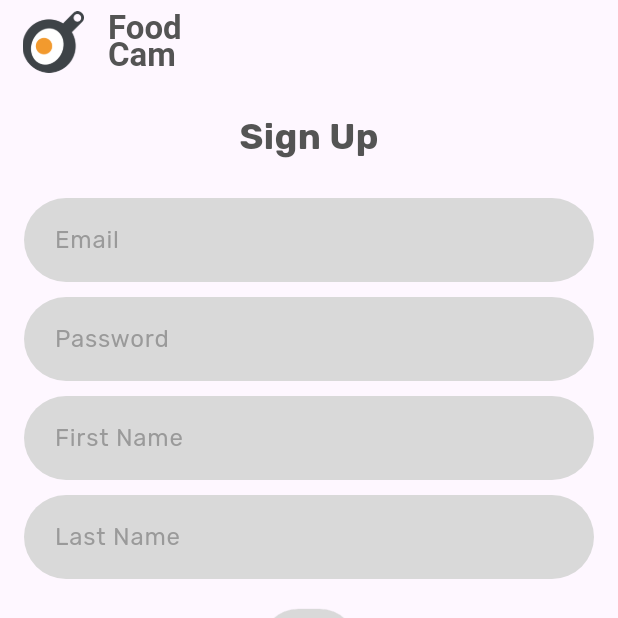
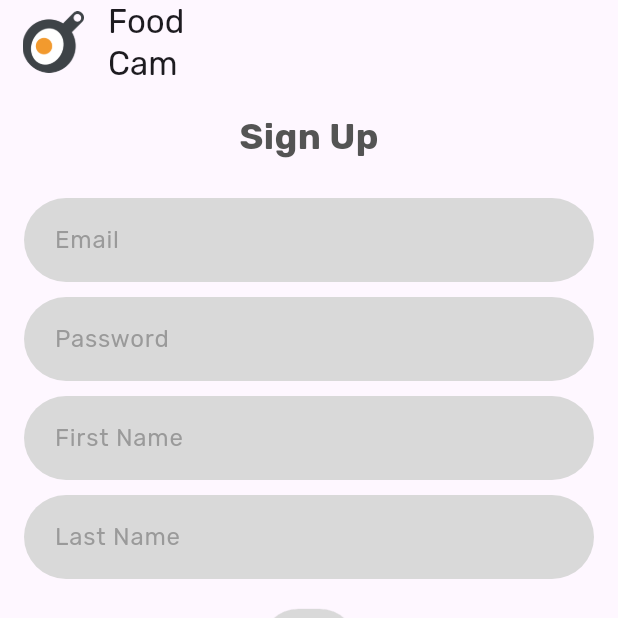
Before and after one commit to whelentyn/chs_sma, a Flutter app: the screen it shows after launch, after a tap on the "done" icon, after a tap on "Don't have an account? Sign up", on a phone screen of 412 x 824 dp, the top half of it. Run offline on Flutter 3.47's test engine with Material 3 defaults, Android fonts, the phone set to English and light mode, and no system bars; our stand-ins replace camera, cloud_firestore, firebase_auth, firebase_core, google_fonts; missing offline and left inert: flutter_tflite; accounts and stored records are empty; project files that could hold a hidden picture were left out.

Commit message:
flutter clean runned

```diff
--- a/lib/auth/login_screen.dart
+++ b/lib/auth/login_screen.dart
@@ -1,14 +1,12 @@
-import 'package:cloud_firestore/cloud_firestore.dart';
-import 'package:cooking_app/auth/signup_screen.dart';
+import 'package:flutter/material.dart';
 import 'package:firebase_auth/firebase_auth.dart';
-import 'package:flutter/material.dart';
 import 'package:google_fonts/google_fonts.dart';
-
+import '../main_user/main_page.dart';
+import 'signup_screen.dart';
 import 'forgot_password.dart';
-import '../main_user/main_page.dart';
 
 class LoginScreen extends StatefulWidget {
-  const LoginScreen({super.key});
+  const LoginScreen({Key? key}) : super(key: key);
 
   @override
   State<LoginScreen> createState() => _LoginScreenState();
@@ -59,12 +57,13 @@ class _LoginScreenState extends State<LoginScreen> {
     return Scaffold(
       appBar: AppBar(
         title: Text(
-          "Food\nCam", style: GoogleFonts.lexendMega(
+          "Food\nCam",
+          style: GoogleFonts.lexendMega(
               fontWeight: FontWeight.bold,
               fontSize: 22.0,
               height: 0.8,
-            color: Color(0xFF545454)
-        ),),
+              color: Color(0xFF545454)),
+        ),
         leading: Padding(
           padding: EdgeInsets.only(left: 15.0),
           child: Image.asset(
@@ -74,7 +73,8 @@ class _LoginScreenState extends State<LoginScreen> {
           ),
         ),
       ),
-      body: Column(
+      body: SingleChildScrollView(
+        child: Column(
           children: [
             Container(
               padding: const EdgeInsets.all(8.0),
@@ -105,9 +105,13 @@ class _LoginScreenState extends State<LoginScreen> {
                         controller: _emailController,
                         keyboardType: TextInputType.emailAddress,
                         decoration: InputDecoration(
-                        hintStyle: const TextStyle(color: Color(0XAA7A7A7A)),
+                          hintStyle:
+                          const TextStyle(color: Color(0XAA7A7A7A)),
                           hintText: " Email",
-                        border: OutlineInputBorder(borderSide: BorderSide.none, borderRadius: BorderRadius.circular(30),),
+                          border: OutlineInputBorder(
+                            borderSide: BorderSide.none,
+                            borderRadius: BorderRadius.circular(30),
+                          ),
                           filled: true,
                           fillColor: Color(0xAAD9D9D9),
                         ),
@@ -128,9 +132,13 @@ class _LoginScreenState extends State<LoginScreen> {
                         controller: _passController,
                         obscureText: true,
                         decoration: InputDecoration(
-                        hintStyle: const TextStyle(color: Color(0XAA7A7A7A)),
+                          hintStyle:
+                          const TextStyle(color: Color(0XAA7A7A7A)),
                           hintText: " Password",
-                        border: OutlineInputBorder(borderSide: BorderSide.none, borderRadius: BorderRadius.circular(30),),
+                          border: OutlineInputBorder(
+                            borderSide: BorderSide.none,
+                            borderRadius: BorderRadius.circular(30),
+                          ),
                           filled: true,
                           fillColor: Color(0xAAD9D9D9),
                         ),
@@ -168,17 +176,19 @@ class _LoginScreenState extends State<LoginScreen> {
                       ),
                       const SizedBox(height: 15),
                       TextButton(
-                      onPressed: () =>
-                          Navigator.of(context).push(MaterialPageRoute(
+                        onPressed: () => Navigator.of(context).push(
+                            MaterialPageRoute(
                                 builder: (context) => const SignUpScreen())),
-                      child: const Text("Don't have an account? Sign up", style: TextStyle(color: Color(0xFF545454))),
+                        child: const Text("Don't have an account? Sign up",
+                            style: TextStyle(color: Color(0xFF545454))),
                       ),
                       TextButton(
                         onPressed: () => Navigator.of(context).push(
                             MaterialPageRoute(
                                 builder: (context) =>
                                 const ForgotPasswordScreen())),
-                      child: const Text("Forgot Password?", style: TextStyle(color: Color(0xFF545454))),
+                        child: const Text("Forgot Password?",
+                            style: TextStyle(color: Color(0xFF545454))),
                       ),
                     ],
                   ),
@@ -187,6 +197,7 @@ class _LoginScreenState extends State<LoginScreen> {
             ),
           ],
         ),
+      ),
     );
   }
 }
--- a/lib/auth/signup_screen.dart
+++ b/lib/auth/signup_screen.dart
@@ -1,12 +1,9 @@
-import 'package:cloud_firestore/cloud_firestore.dart';
+import 'package:flutter/material.dart';
 import 'package:firebase_auth/firebase_auth.dart';
-import 'package:flutter/material.dart';
-import 'package:google_fonts/google_fonts.dart';
-
 import 'login_screen.dart';
 
 class SignUpScreen extends StatefulWidget {
-  const SignUpScreen({super.key});
+  const SignUpScreen({Key? key});
 
   @override
   State<SignUpScreen> createState() => _SignUpScreenState();
@@ -14,7 +11,6 @@ class SignUpScreen extends StatefulWidget {
 
 class _SignUpScreenState extends State<SignUpScreen> {
   final FirebaseAuth _auth = FirebaseAuth.instance;
-  final FirebaseFirestore _firestore = FirebaseFirestore.instance;
 
   final GlobalKey<FormState> _formKey = GlobalKey<FormState>();
 
@@ -27,6 +23,7 @@ class _SignUpScreenState extends State<SignUpScreen> {
   String _password = "";
   String _firstName = "";
   String _lastName = "";
+
   void displayMessage(String message, {bool isError = false}) {
     final snackBar = SnackBar(
       content: Text(message),
@@ -39,21 +36,15 @@ class _SignUpScreenState extends State<SignUpScreen> {
     if (!_formKey.currentState!.validate()) return;
 
     try {
-      UserCredential userCredential = await _auth.createUserWithEmailAndPassword(email: _email, password: _password);
+      UserCredential userCredential = await _auth.createUserWithEmailAndPassword(
+          email: _email, password: _password);
       print("User successfully registered! ${userCredential.user!.email}");
-
-      await _firestore.collection('Users').doc(userCredential.user!.uid).set({
-        'firstName': _firstName,
-        'lastName': _lastName,
-        'email': _email,
-      });
 
       displayMessage("User successfully registered! Redirecting...");
       Future.delayed(const Duration(seconds: 3), () {
         Navigator.of(context).pushReplacement(MaterialPageRoute(builder: (context) => const LoginScreen()));
       });
-
-    } catch(e) {
+    } catch (e) {
       print("Error during registration: $e");
       displayMessage("Error during registration: $e", isError: true);
     } finally {
@@ -75,34 +66,24 @@ class _SignUpScreenState extends State<SignUpScreen> {
   Widget build(BuildContext context) {
     return Scaffold(
       appBar: AppBar(
-        title: Text(
-          "Food\nCam", style: GoogleFonts.lexendMega(
-            fontWeight: FontWeight.bold,
-            fontSize: 22.0,
-            height: 0.8,
-            color: Color(0xFF545454)
-        ),),
+        title: const Text("Food\nCam"),
         leading: Padding(
-            padding: EdgeInsets.only(left: 15.0), // Adjust the value as needed
-            child: Image.asset(
-              'assets/logoFoodCam.png', // Replace with the path to your custom icon
-              width: 50, // Adjust the width as needed
-              height: 50, // Adjust the height as needed
-            )
+          padding: const EdgeInsets.only(left: 15.0),
+          child: Image.asset(
+            'assets/logoFoodCam.png',
+            width: 50,
+            height: 50,
+          ),
         ),
       ),
-      body: Column(
+      body: SingleChildScrollView(
+        child: Column(
           children: [
             Container(
               padding: const EdgeInsets.all(8.0),
               alignment: Alignment.center,
               child: const Column(
                 children: [
-                  /*Icon(
-                  Icons.egg_alt, // Choose a food-related icon
-                  size: 50,
-                  color: Colors.yellow,
-                ),*/
                   SizedBox(height: 10),
                   Text(
                     "Sign Up",
@@ -129,17 +110,20 @@ class _SignUpScreenState extends State<SignUpScreen> {
                         decoration: InputDecoration(
                           hintStyle: const TextStyle(color: Color(0XAA7A7A7A)),
                           hintText: " Email",
-                          border: OutlineInputBorder(borderSide: BorderSide.none, borderRadius: BorderRadius.circular(30),),
-                          filled: true,  // Set to true to enable background color
+                          border: OutlineInputBorder(
+                            borderSide: BorderSide.none,
+                            borderRadius: BorderRadius.circular(30),
+                          ),
+                          filled: true,
                           fillColor: Color(0xFFD9D9D9),
                         ),
-                        validator: (value){
-                          if(value == null || value.isEmpty) {
+                        validator: (value) {
+                          if (value == null || value.isEmpty) {
                             return "Please enter your email address!";
                           }
                           return null;
                         },
-                        onChanged: (value){
+                        onChanged: (value) {
                           setState(() {
                             _email = value;
                           });
@@ -152,17 +136,20 @@ class _SignUpScreenState extends State<SignUpScreen> {
                         decoration: InputDecoration(
                           hintStyle: const TextStyle(color: Color(0XAA7A7A7A)),
                           hintText: " Password",
-                          border: OutlineInputBorder(borderSide: BorderSide.none, borderRadius: BorderRadius.circular(30),),
-                          filled: true,  // Set to true to enable background color
+                          border: OutlineInputBorder(
+                            borderSide: BorderSide.none,
+                            borderRadius: BorderRadius.circular(30),
+                          ),
+                          filled: true,
                           fillColor: Color(0xFFD9D9D9),
                         ),
-                        validator: (value){
-                          if(value == null || value.isEmpty) {
+                        validator: (value) {
+                          if (value == null || value.isEmpty) {
                             return "Please enter your password!";
                           }
                           return null;
                         },
-                        onChanged: (value){
+                        onChanged: (value) {
                           setState(() {
                             _password = value;
                           });
@@ -175,17 +162,20 @@ class _SignUpScreenState extends State<SignUpScreen> {
                         decoration: InputDecoration(
                           hintStyle: const TextStyle(color: Color(0XAA7A7A7A)),
                           hintText: " First Name",
-                          border: OutlineInputBorder(borderSide: BorderSide.none, borderRadius: BorderRadius.circular(30),),
-                          filled: true,  // Set to true to enable background color
+                          border: OutlineInputBorder(
+                            borderSide: BorderSide.none,
+                            borderRadius: BorderRadius.circular(30),
+                          ),
+                          filled: true,
                           fillColor: Color(0xFFD9D9D9),
                         ),
-                        validator: (value){
-                          if(value == null || value.isEmpty) {
+                        validator: (value) {
+                          if (value == null || value.isEmpty) {
                             return "Please enter your first name!";
                           }
                           return null;
                         },
-                        onChanged: (value){
+                        onChanged: (value) {
                           setState(() {
                             _firstName = value;
                           });
@@ -198,17 +188,20 @@ class _SignUpScreenState extends State<SignUpScreen> {
                         decoration: InputDecoration(
                           hintStyle: const TextStyle(color: Color(0XAA7A7A7A)),
                           hintText: " Last Name",
-                          border: OutlineInputBorder(borderSide: BorderSide.none, borderRadius: BorderRadius.circular(30),),
-                          filled: true,  // Set to true to enable background color
+                          border: OutlineInputBorder(
+                            borderSide: BorderSide.none,
+                            borderRadius: BorderRadius.circular(30),
+                          ),
+                          filled: true,
                           fillColor: Color(0xFFD9D9D9),
                         ),
-                        validator: (value){
-                          if(value == null || value.isEmpty) {
+                        validator: (value) {
+                          if (value == null || value.isEmpty) {
                             return "Please enter your last name!";
                           }
                           return null;
                         },
-                        onChanged: (value){
+                        onChanged: (value) {
                           setState(() {
                             _lastName = value;
                           });
@@ -216,8 +209,8 @@ class _SignUpScreenState extends State<SignUpScreen> {
                       ),
                       const SizedBox(height: 20),
                       ElevatedButton(
-                        onPressed: (){
-                          if(_formKey.currentState!.validate()) {
+                        onPressed: () {
+                          if (_formKey.currentState!.validate()) {
                             handleSignUp();
                           }
                         },
@@ -229,7 +222,7 @@ class _SignUpScreenState extends State<SignUpScreen> {
                           padding: const EdgeInsets.all(5.0),
                         ),
                         child: const Icon(
-                          Icons.done, // Choose a food-related icon
+                          Icons.done,
                           size: 40,
                           color: Color(0xFF545454),
                         ),
@@ -239,7 +232,8 @@ class _SignUpScreenState extends State<SignUpScreen> {
                 ),
               ),
             ),
-          ]
+          ],
+        ),
       ),
     );
   }
```
Lines whose indentation alone changed are shown as unchanged.
